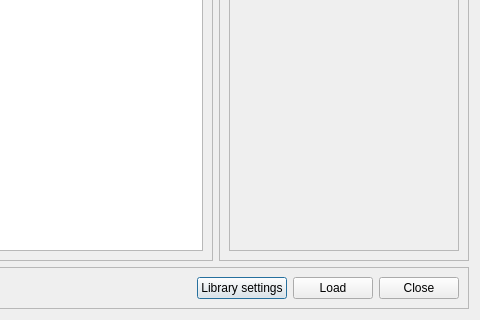
Before: the Qt Designer form src/library.ui in mityunin/bkreader, drawn with Qt 5; both pictures show x 170 to 650 and y 140 to 460 of the 650 by 460 pixel window.
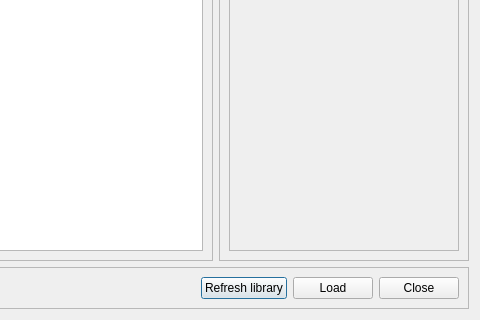
After: the same form once the commit is applied.

Commit message: Fix: library window refresh button

The edit to the form file:
```diff
--- a/src/library.ui
+++ b/src/library.ui
@@ -334,7 +334,7 @@
         <item row="0" column="1">
          <widget class="QPushButton" name="butRefreshLibrary">
           <property name="text">
-           <string>Library settings</string>
+           <string>Refresh library</string>
           </property>
          </widget>
         </item>
```
Left out of the diff: 5 changed lines with no effect on the pictures.
